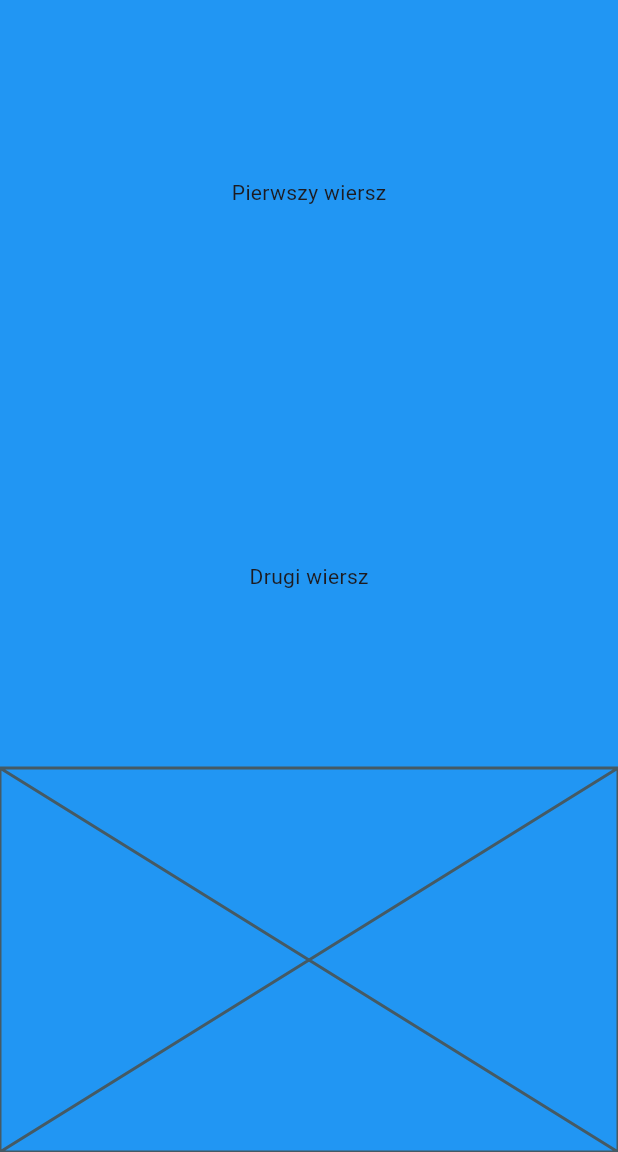
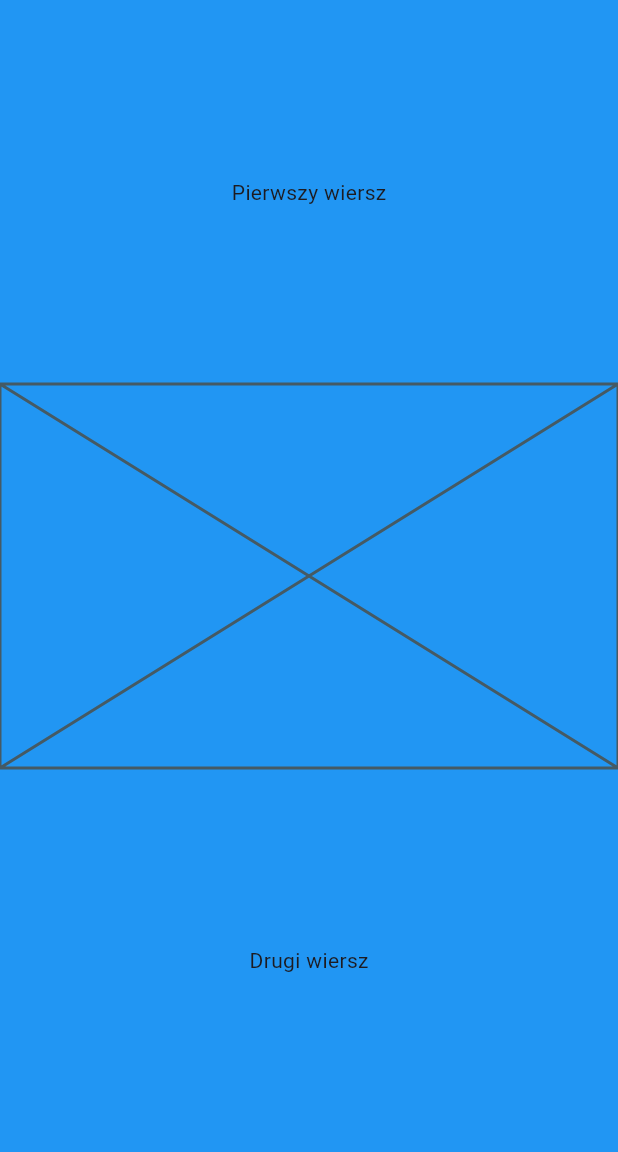
Before and after one commit to pawelwlazlo/flutter_playground, a Flutter app: the screen it shows after launch, on a phone screen of 412 x 824 dp, the part 84-1236 px from its top. Run offline on Flutter 3.47's test engine with Material 2 defaults, Android fonts, the phone set to English and light mode, and no system bars.

```diff
--- a/lib/application/pages/title/title_page.dart
+++ b/lib/application/pages/title/bank_page.dart
@@ -1,9 +1,9 @@
 import 'package:flutter/material.dart';
-import 'package:flutter_playground/application/pages/title/widgets/title_center.dart';
-import 'package:flutter_playground/application/pages/title/widgets/title_down.dart';
+import 'package:flutter_playground/application/pages/title/widgets/bottom_section.dart';
+import 'package:flutter_playground/application/pages/title/widgets/center_section.dart';
 
-class TitlePage extends StatelessWidget {
-  const TitlePage({super.key});
+class BankPage extends StatelessWidget {
+  const BankPage({super.key});
   @override
   Widget build(BuildContext context) {
     return Scaffold(
@@ -14,8 +14,8 @@ class TitlePage extends StatelessWidget {
         body: const Center(
           child: Column(children: <Widget>[
             Expanded(child: Center(child: Text("Pierwszy wiersz"))),
-            Expanded(child: TitleCenter()),
-            Expanded(child: TitleDown()),
+            Expanded(child: BankCenterSection()),
+            Expanded(child: BankBottomSection()),
           ]),
         ));
   }
--- /dev/null
+++ b/lib/application/pages/title/widgets/bottom_section.dart
@@ -0,0 +1,22 @@
+import 'package:flutter/material.dart';
+
+class BankBottomSection extends StatelessWidget {
+  const BankBottomSection({Key? key}) : super(key: key);
+
+  @override
+  Widget build(BuildContext context) {
+    return PageView(
+      children: <Widget>[
+        const Center(
+          child: Text("Drugi wiersz"),
+        ),
+        Center(
+          child: ElevatedButton(
+            onPressed: () {},
+            child: const Text("Przycisk"),
+          ),
+        ),
+      ],
+    );
+  }
+}
--- a/lib/application/pages/title/widgets/title_down.dart
+++ b/lib/application/pages/title/widgets/center_section.dart
@@ -1,7 +1,7 @@
 import 'package:flutter/cupertino.dart';
 
-class TitleDown extends StatelessWidget {
-  const TitleDown({Key? key}) : super(key: key);
+class BankCenterSection extends StatelessWidget {
+  const BankCenterSection({Key? key}) : super(key: key);
 
   @override
   Widget build(BuildContext context) {
--- a/lib/application/pages/title/widgets/title_center.dart
+++ /dev/null
@@ -1,19 +0,0 @@
-import 'package:flutter/material.dart';
-
-class TitleCenter extends StatelessWidget {
-  const TitleCenter({Key? key}) : super(key: key);
-
-  @override
-  Widget build(BuildContext context) {
-    return PageView(
-      children: const <Widget>[
-        Center(
-          child: Text("Drugi wiersz"),
-        ),
-        Center(
-          child: Text("Trzeci wiersz"),
-        ),
-      ],
-    );
-  }
-}
--- a/lib/main.dart
+++ b/lib/main.dart
@@ -1,5 +1,5 @@
 import 'package:flutter/material.dart';
-import 'package:flutter_playground/application/pages/title/title_page.dart';
+import 'package:flutter_playground/application/pages/title/bank_page.dart';
 
 void main() {
   runApp(const MyApp());
@@ -17,7 +17,7 @@ class MyApp extends StatelessWidget {
         colorScheme: ColorScheme.fromSeed(seedColor: Colors.deepPurple),
         useMaterial3: true,
       ),
-      home: const TitlePage(),
+      home: const BankPage(),
     );
   }
 }
```
Also changed, not shown: lib/application/pages/title/widgets/top_section.dart (added, +22 -0 lines), lib/theme.dart (added, +91 -0 lines).
